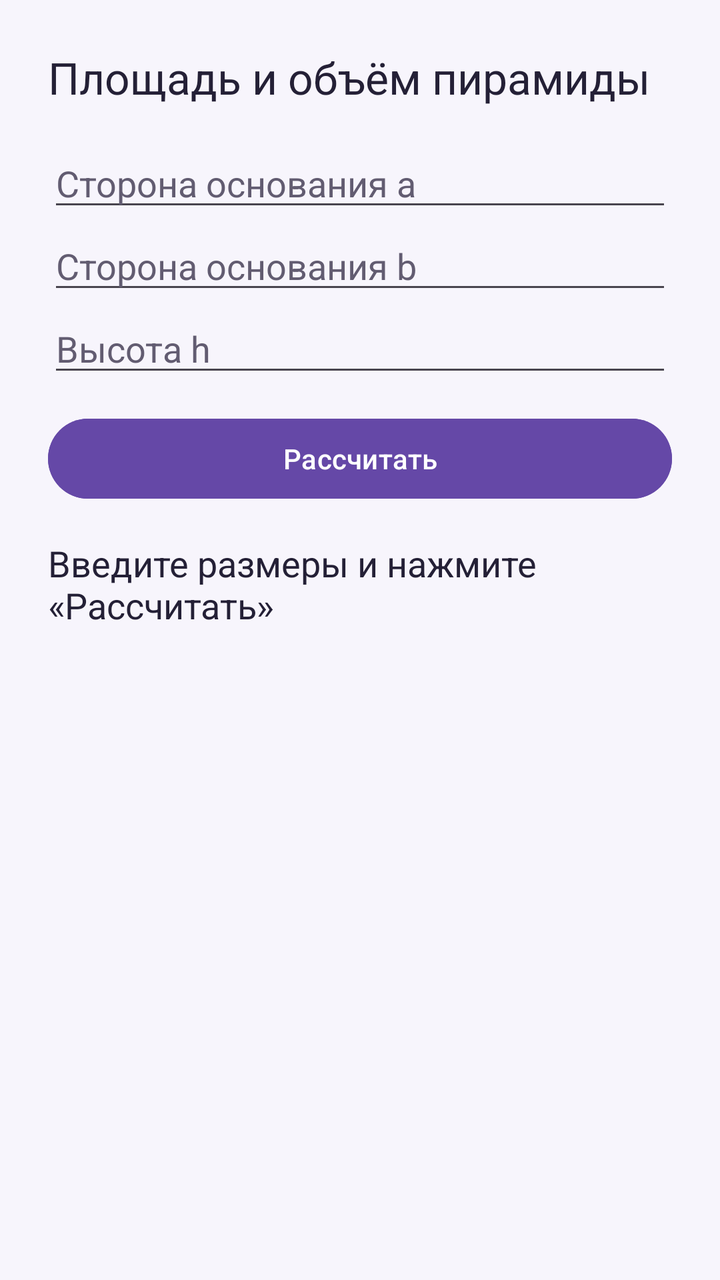
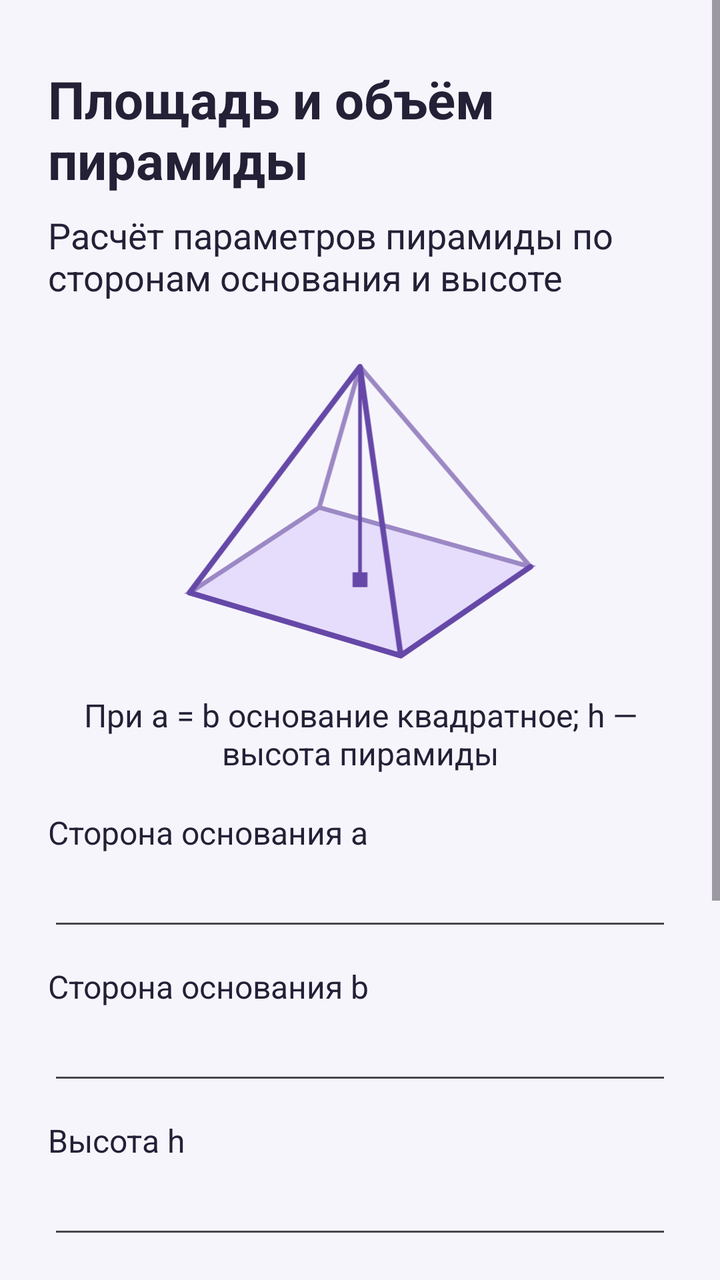

Compare the two renders of this Android layout. The source of the first and the diff that turns it into the second are given below.
<!-- AndroidManifest.xml: application theme Theme.CalculatingTheParametersOfARegularPyramid -->
<!-- res/layout/activity_main.xml -->
<?xml version="1.0" encoding="utf-8"?>
<ScrollView xmlns:android="http://schemas.android.com/apk/res/android"
    android:layout_width="match_parent"
    android:layout_height="match_parent"
    android:background="@color/screen_background"
    android:fillViewport="true">

    <LinearLayout
        android:layout_width="match_parent"
        android:layout_height="wrap_content"
        android:layout_gravity="center"
        android:orientation="vertical"
        android:padding="24dp">

        <TextView
            android:layout_width="match_parent"
            android:layout_height="wrap_content"
            android:text="@string/title"
            android:textColor="@color/screen_text"
            android:textSize="22sp" />

        <EditText
            android:id="@+id/side_a"
            android:layout_width="match_parent"
            android:layout_height="wrap_content"
            android:layout_marginTop="16dp"
            android:hint="@string/side_a_hint"
            android:inputType="numberDecimal"
            android:singleLine="true"
            android:textColor="@color/screen_text"
            android:textColorHint="@color/field_hint" />

        <EditText
            android:id="@+id/side_b"
            android:layout_width="match_parent"
            android:layout_height="wrap_content"
            android:hint="@string/side_b_hint"
            android:inputType="numberDecimal"
            android:singleLine="true"
            android:textColor="@color/screen_text"
            android:textColorHint="@color/field_hint" />

        <EditText
            android:id="@+id/height"
            android:layout_width="match_parent"
            android:layout_height="wrap_content"
            android:hint="@string/height_hint"
            android:inputType="numberDecimal"
            android:singleLine="true"
            android:textColor="@color/screen_text"
            android:textColorHint="@color/field_hint" />

        <Button
            android:id="@+id/calculate"
            android:layout_width="match_parent"
            android:layout_height="wrap_content"
            android:layout_marginTop="12dp"
            android:backgroundTint="@color/accent"
            android:text="@string/calculate"
            android:textColor="@color/button_text" />

        <TextView
            android:id="@+id/result"
            android:layout_width="match_parent"
            android:layout_height="wrap_content"
            android:layout_marginTop="16dp"
            android:text="@string/result_empty"
            android:textColor="@color/screen_text"
            android:textSize="18sp" />
    </LinearLayout>
</ScrollView>
<!-- resources referenced by this layout -->
<resources>
  <color name="accent">#FF6548A7</color>
  <color name="button_text">#FFFFFFFF</color>
  <color name="field_hint">#FF625C71</color>
  <color name="screen_background">#FFF7F5FC</color>
  <color name="screen_text">#FF242036</color>
  <string name="calculate">Рассчитать</string>
  <string name="height_hint">Высота h</string>
  <string name="result_empty">Введите размеры и нажмите «Рассчитать»</string>
  <string name="side_a_hint">Сторона основания a</string>
  <string name="side_b_hint">Сторона основания b</string>
  <string name="title">Площадь и объём пирамиды</string>
  <style name="Theme.CalculatingTheParametersOfARegularPyramid" parent="Base.Theme.CalculatingTheParametersOfARegularPyramid" />
  <style name="Base.Theme.CalculatingTheParametersOfARegularPyramid" parent="Theme.Material3.DayNight.NoActionBar">
          <item name="colorPrimary">@color/accent</item>
          <item name="colorOnPrimary">@color/button_text</item>
          <item name="android:statusBarColor">@color/screen_background</item>
          <item name="android:navigationBarColor">@color/screen_background</item>
          <item name="android:windowLightStatusBar">true</item>
          <item name="android:windowLightNavigationBar">true</item>
      </style>
</resources>

<!-- the commit's change to res/layout/activity_main.xml (unified diff, before → after) -->
@@ -8,64 +8,144 @@
     <LinearLayout
         android:layout_width="match_parent"
         android:layout_height="wrap_content"
-        android:layout_gravity="center"
         android:orientation="vertical"
-        android:padding="24dp">
+        android:paddingStart="24dp"
+        android:paddingTop="32dp"
+        android:paddingEnd="24dp"
+        android:paddingBottom="32dp">
 
         <TextView
             android:layout_width="match_parent"
             android:layout_height="wrap_content"
             android:text="@string/title"
             android:textColor="@color/screen_text"
-            android:textSize="22sp" />
+            android:textSize="26sp"
+            android:textStyle="bold" />
+
+        <TextView
+            android:layout_width="match_parent"
+            android:layout_height="wrap_content"
+            android:layout_marginTop="8dp"
+            android:text="@string/intro"
+            android:textColor="@color/screen_text"
+            android:textSize="18sp" />
+
+        <ImageView
+            android:layout_width="match_parent"
+            android:layout_height="176dp"
+            android:layout_marginTop="16dp"
+            android:contentDescription="@string/diagram_description"
+            android:scaleType="fitCenter"
+            android:src="@drawable/regular_pyramid" />
+
+        <TextView
+            android:layout_width="match_parent"
+            android:layout_height="wrap_content"
+            android:layout_marginTop="4dp"
+            android:gravity="center"
+            android:text="@string/diagram_caption"
+            android:textColor="@color/screen_text"
+            android:textSize="16sp" />
+
+        <TextView
+            android:layout_width="match_parent"
+            android:layout_height="wrap_content"
+            android:layout_marginTop="18dp"
+            android:labelFor="@id/side_a"
+            android:text="@string/side_a_hint"
+            android:textColor="@color/screen_text"
+            android:textSize="16sp" />
 
         <EditText
             android:id="@+id/side_a"
             android:layout_width="match_parent"
             android:layout_height="wrap_content"
-            android:layout_marginTop="16dp"
-            android:hint="@string/side_a_hint"
+            android:layout_marginTop="2dp"
             android:inputType="numberDecimal"
             android:singleLine="true"
             android:textColor="@color/screen_text"
-            android:textColorHint="@color/field_hint" />
+            android:textColorHint="@color/field_hint"
+            android:textSize="18sp" />
+
+        <TextView
+            android:layout_width="match_parent"
+            android:layout_height="wrap_content"
+            android:layout_marginTop="12dp"
+            android:labelFor="@id/side_b"
+            android:text="@string/side_b_hint"
+            android:textColor="@color/screen_text"
+            android:textSize="16sp" />
 
         <EditText
             android:id="@+id/side_b"
             android:layout_width="match_parent"
             android:layout_height="wrap_content"
-            android:hint="@string/side_b_hint"
+            android:layout_marginTop="2dp"
             android:inputType="numberDecimal"
             android:singleLine="true"
             android:textColor="@color/screen_text"
-            android:textColorHint="@color/field_hint" />
+            android:textColorHint="@color/field_hint"
+            android:textSize="18sp" />
+
+        <TextView
+            android:layout_width="match_parent"
+            android:layout_height="wrap_content"
+            android:layout_marginTop="12dp"
+            android:labelFor="@id/height"
+            android:text="@string/height_hint"
+            android:textColor="@color/screen_text"
+            android:textSize="16sp" />
 
         <EditText
             android:id="@+id/height"
             android:layout_width="match_parent"
             android:layout_height="wrap_content"
-            android:hint="@string/height_hint"
+            android:layout_marginTop="2dp"
             android:inputType="numberDecimal"
             android:singleLine="true"
             android:textColor="@color/screen_text"
-            android:textColorHint="@color/field_hint" />
+            android:textColorHint="@color/field_hint"
+            android:textSize="18sp" />
 
         <Button
             android:id="@+id/calculate"
             android:layout_width="match_parent"
             android:layout_height="wrap_content"
-            android:layout_marginTop="12dp"
+            android:layout_marginTop="18dp"
             android:backgroundTint="@color/accent"
+            android:minHeight="56dp"
             android:text="@string/calculate"
-            android:textColor="@color/button_text" />
+            android:textColor="@color/button_text"
+            android:textSize="18sp" />
+
+        <TextView
+            android:id="@+id/status"
+            android:layout_width="match_parent"
+            android:layout_height="wrap_content"
+            android:layout_marginTop="20dp"
+            android:text="@string/status_ready"
+            android:textColor="@color/screen_text"
+            android:textSize="18sp"
+            android:textStyle="bold" />
 
         <TextView
             android:id="@+id/result"
             android:layout_width="match_parent"
             android:layout_height="wrap_content"
-            android:layout_marginTop="16dp"
+            android:layout_marginTop="8dp"
             android:text="@string/result_empty"
             android:textColor="@color/screen_text"
-            android:textSize="18sp" />
+            android:textSize="20sp" />
+
+        <Button
+            android:id="@+id/about"
+            android:layout_width="match_parent"
+            android:layout_height="wrap_content"
+            android:layout_marginTop="24dp"
+            android:backgroundTint="@color/secondary_button"
+            android:minHeight="52dp"
+            android:text="@string/about"
+            android:textColor="@color/screen_text"
+            android:textSize="16sp" />
     </LinearLayout>
 </ScrollView>
<!-- resource entries referenced after the edit -->
@@ -5,13 +5,53 @@
   <color name="field_hint">#FF625C71</color>
   <color name="screen_background">#FFF7F5FC</color>
   <color name="screen_text">#FF242036</color>
+  <color name="secondary_button">#FFE6DDFC</color>
+  <!-- drawable regular_pyramid (drawable) -->
+  <?xml version="1.0" encoding="utf-8"?>
+  <vector xmlns:android="http://schemas.android.com/apk/res/android"
+      android:width="220dp"
+      android:height="190dp"
+      android:viewportWidth="220"
+      android:viewportHeight="190">
+      <path
+          android:fillColor="@color/diagram_fill"
+          android:pathData="M18,140 L88,94 L202,126 L132,174 Z" />
+      <path
+          android:fillColor="@android:color/transparent"
+          android:pathData="M18,140 L88,94 L202,126 L132,174 Z M110,18 L88,94 M110,18 L202,126"
+          android:strokeColor="@color/diagram_hidden"
+          android:strokeLineCap="round"
+          android:strokeWidth="2.5" />
+      <path
+          android:fillColor="@android:color/transparent"
+          android:pathData="M110,18 L18,140 M110,18 L132,174 M18,140 L132,174 M132,174 L202,126"
+          android:strokeColor="@color/diagram_line"
+          android:strokeLineCap="round"
+          android:strokeWidth="3" />
+      <path
+          android:fillColor="@android:color/transparent"
+          android:pathData="M110,18 L110,133"
+          android:strokeColor="@color/diagram_line"
+          android:strokeWidth="2" />
+      <path
+          android:fillColor="@color/diagram_line"
+          android:pathData="M106,129 L114,129 L114,137 L106,137 Z" />
+  </vector>
+  <string name="about">Сведения об исполнителях</string>
   <string name="calculate">Рассчитать</string>
+  <string name="diagram_caption">При a = b основание квадратное; h — высота пирамиды</string>
+  <string name="diagram_description">Схема правильной четырёхугольной пирамиды с вершиной над центром квадратного основания</string>
   <string name="height_hint">Высота h</string>
+  <string name="intro">Расчёт параметров пирамиды по сторонам основания и высоте</string>
   <string name="result_empty">Введите размеры и нажмите «Рассчитать»</string>
   <string name="side_a_hint">Сторона основания a</string>
   <string name="side_b_hint">Сторона основания b</string>
+  <string name="status_ready">Расчёт ожидает ввода данных</string>
   <string name="title">Площадь и объём пирамиды</string>
   <style name="Theme.CalculatingTheParametersOfARegularPyramid" parent="Base.Theme.CalculatingTheParametersOfARegularPyramid" />
+  <color name="diagram_fill">#FFE6DDFC</color>
+  <color name="diagram_hidden">#FF9B88C4</color>
+  <color name="diagram_line">#FF6548A7</color>
   <style name="Base.Theme.CalculatingTheParametersOfARegularPyramid" parent="Theme.Material3.DayNight.NoActionBar">
           <item name="colorPrimary">@color/accent</item>
           <item name="colorOnPrimary">@color/button_text</item>
